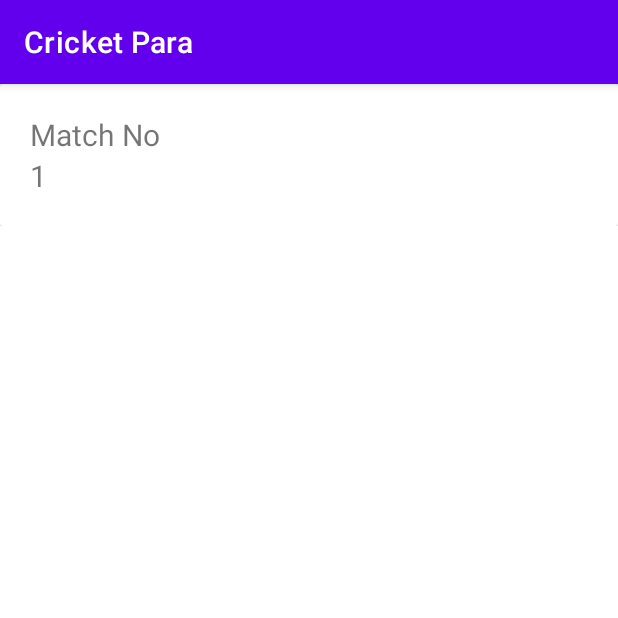
After one commit to Abdulla-Al-Mued/Cricket-para, an Android app: the allMatches screen opened directly, with no data from a screen before it, on a phone screen of 412 x 824 dp, the top half of it. The commit adds this screen. Run offline under Robolectric (Android 15) with nearby library versions, the phone set to English and light mode, and no system bars; our stand-ins replace Room's generated code.

Commit message:
step 2.3 is done

```diff
--- /dev/null
+++ b/app/src/main/java/com/example/cricketpara/Adapters/allMatchAdapter.java
@@ -0,0 +1,73 @@
+package com.example.cricketpara.Adapters;
+
+import android.content.Context;
+import android.content.Intent;
+import android.view.LayoutInflater;
+import android.view.View;
+import android.view.ViewGroup;
+import android.widget.TextView;
+
+import androidx.annotation.NonNull;
+import androidx.recyclerview.widget.RecyclerView;
+
+import com.example.cricketpara.Database.Match;
+import com.example.cricketpara.R;
+import com.example.cricketpara.matchDetails;
+
+import java.util.List;
+
+public class allMatchAdapter extends RecyclerView.Adapter<allMatchAdapter.viewHolder> {
+
+
+    List<Match> matches;
+    private Context ctx;
+
+    public allMatchAdapter(List<Match> matches, Context ctx) {
+        this.matches = matches;
+        this.ctx = ctx;
+    }
+
+    @NonNull
+    @Override
+    public viewHolder onCreateViewHolder(@NonNull ViewGroup parent, int viewType) {
+        View view= LayoutInflater.from(parent.getContext()).inflate(R.layout.match_single_row,parent,false);
+
+        return new viewHolder(view);
+    }
+
+    @Override
+    public void onBindViewHolder(@NonNull viewHolder holder, int position) {
+
+        holder.t1.setText(String.valueOf(matches.get(position).getMatch_id()));
+
+    }
+
+    @Override
+    public int getItemCount() {
+        return matches.size();
+    }
+
+    class viewHolder extends RecyclerView.ViewHolder implements View.OnClickListener{
+
+
+        TextView t1;
+        public viewHolder(@NonNull View itemView) {
+            super(itemView);
+            t1 = itemView.findViewById(R.id.match_no);
+
+            itemView.setOnClickListener(this);
+
+        }
+
+        @Override
+        public void onClick(View v) {
+
+            Match product1 = matches.get(getAdapterPosition());
+            Intent intent = new Intent(ctx, matchDetails.class);
+            intent.putExtra("matches", product1);
+            ctx.startActivity(intent);
+
+        }
+    }
+
+}
--- a/app/src/main/java/com/example/cricketpara/Database/Match.java
+++ b/app/src/main/java/com/example/cricketpara/Database/Match.java
@@ -4,8 +4,10 @@ import androidx.room.ColumnInfo;
 import androidx.room.Entity;
 import androidx.room.PrimaryKey;
 
+import java.io.Serializable;
+
 @Entity
-public class Match {
+public class Match implements Serializable {
 
     @PrimaryKey(autoGenerate = true)
     public int match_id;
--- a/app/src/main/java/com/example/cricketpara/Database/UserDao.java
+++ b/app/src/main/java/com/example/cricketpara/Database/UserDao.java
@@ -91,6 +91,12 @@ public interface UserDao {
     @Query("select bat_name from BatsMan where innings_id = :ing_id and status = 'batting'")
     List<String> getBatting(int ing_id);
 
+    @Query("select * from Last_balls ORDER BY id DESC")
+    List<Last_balls> getLastBalls();
+
+    @Query("select * from `Match`")
+    List<Match> getAllMatch();
+
     @Query("DELETE FROM Last_balls")
     void deleteLastBalls();
 
--- a/app/src/main/java/com/example/cricketpara/MainActivity.java
+++ b/app/src/main/java/com/example/cricketpara/MainActivity.java
@@ -62,7 +62,7 @@ public class MainActivity extends AppCompatActivity {
         load_match.setOnClickListener(new View.OnClickListener() {
             @Override
             public void onClick(View view) {
-                startActivity(new Intent(getApplicationContext(), scoreBoard.class));
+                startActivity(new Intent(getApplicationContext(), allMatches.class));
             }
         });
 
--- /dev/null
+++ b/app/src/main/java/com/example/cricketpara/allMatches.java
@@ -0,0 +1,36 @@
+package com.example.cricketpara;
+
+import androidx.appcompat.app.AppCompatActivity;
+import androidx.recyclerview.widget.LinearLayoutManager;
+import androidx.recyclerview.widget.RecyclerView;
+
+import android.os.Bundle;
+
+import com.example.cricketpara.Adapters.allMatchAdapter;
+import com.example.cricketpara.Database.AppDatabase;
+import com.example.cricketpara.Database.Match;
+
+import java.util.List;
+
+public class allMatches extends AppCompatActivity {
+
+
+    RecyclerView rec_view;
+
+
+    @Override
+    protected void onCreate(Bundle savedInstanceState) {
+        super.onCreate(savedInstanceState);
+        setContentView(R.layout.activity_all_matches);
+
+        rec_view = findViewById(R.id.rec_view);
+        AppDatabase db = AppDatabase.getDb(this);
+        rec_view.setLayoutManager(new LinearLayoutManager(this));
+        List<Match> allMatch = db.userDao().getAllMatch();
+
+        allMatchAdapter adapter = new allMatchAdapter(allMatch, this);
+        rec_view.setAdapter(adapter);
+
+
+    }
+}
--- /dev/null
+++ b/app/src/main/res/layout/activity_all_matches.xml
@@ -0,0 +1,15 @@
+<?xml version="1.0" encoding="utf-8"?>
+<LinearLayout xmlns:android="http://schemas.android.com/apk/res/android"
+    xmlns:app="http://schemas.android.com/apk/res-auto"
+    xmlns:tools="http://schemas.android.com/tools"
+    android:layout_width="match_parent"
+    android:layout_height="match_parent"
+    android:orientation="vertical"
+    tools:context=".allMatches">
+
+    <androidx.recyclerview.widget.RecyclerView
+        android:id="@+id/rec_view"
+        android:layout_width="match_parent"
+        android:layout_height="wrap_content"/>
+
+</LinearLayout>
--- /dev/null
+++ b/app/src/main/res/layout/match_single_row.xml
@@ -0,0 +1,29 @@
+<?xml version="1.0" encoding="utf-8"?>
+<androidx.cardview.widget.CardView xmlns:android="http://schemas.android.com/apk/res/android"
+    android:layout_width="match_parent"
+    android:layout_height="match_parent"
+    >
+
+    <LinearLayout
+        android:padding="20dp"
+        android:layout_width="match_parent"
+        android:layout_height="wrap_content"
+        android:orientation="vertical">
+
+        <TextView
+            android:layout_width="wrap_content"
+            android:layout_height="wrap_content"
+            android:text="Match No"
+            android:textSize="20sp"
+            />
+        <TextView
+            android:id="@+id/match_no"
+            android:layout_width="wrap_content"
+            android:layout_height="wrap_content"
+            android:textSize="20sp"
+            />
+
+
+    </LinearLayout>
+
+</androidx.cardview.widget.CardView>
```
Also changed, not shown: app/src/main/AndroidManifest.xml (+13 -7 lines), app/src/main/java/com/example/cricketpara/Adapters/lastBallAdapter.java (added, +62 -0 lines), app/src/main/java/com/example/cricketpara/matchDetails.java (added, +36 -0 lines), app/src/main/java/com/example/cricketpara/scoreBoard.java (+70 -2 lines), app/src/main/res/layout/activity_match_details.xml (added, +35 -0 lines), app/src/main/res/layout/activity_score_boad.xml (+9 -26 lines), app/src/main/res/layout/innings_end.xml (added, +37 -0 lines), app/src/main/res/layout/last_ball_single_row.xml (added, +25 -0 lines).
